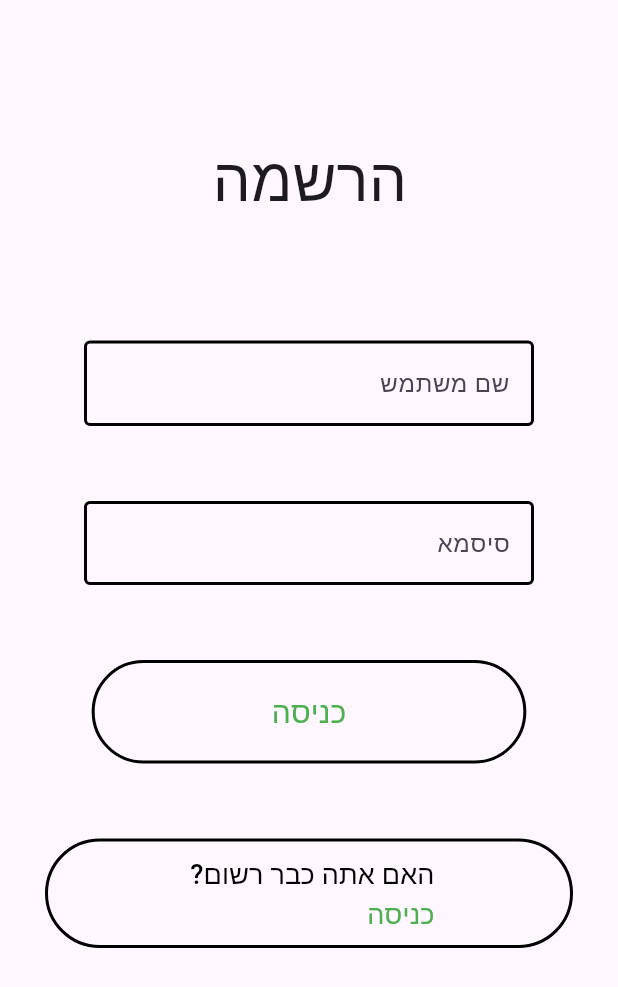
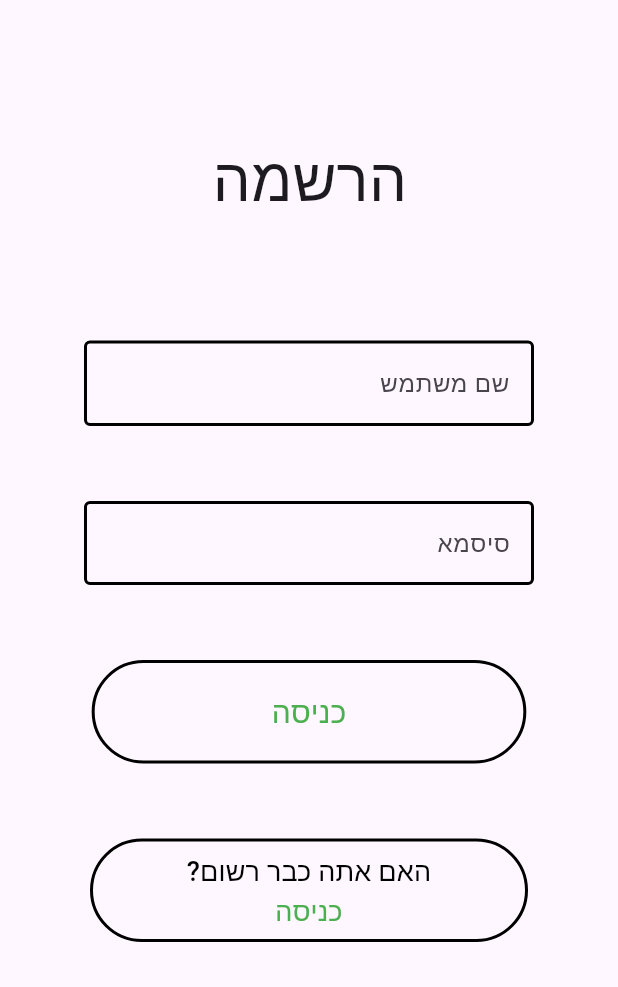
Before and after one commit to dorstern3/IronSwordsProject, a Flutter app: the screen it shows after launch, after a tap on an icon or button, on a phone screen of 412 x 824 dp. Shown: the top 987 px of the screen. Run offline on Flutter 3.47's test engine with Material 3 defaults, Android fonts, the phone set to English and light mode, and no system bars; our stand-ins replace firebase_auth, firebase_core; accounts and stored records are empty; network calls fail.

Commit message:
update 2

```diff
--- a/iron_swords/lib/widgets/login_field.dart
+++ b/iron_swords/lib/widgets/login_field.dart
@@ -67,9 +67,10 @@ class RegisterNavigate extends StatelessWidget {
   Widget build(BuildContext context) {
     return Directionality(
       textDirection: TextDirection.rtl,
+      child: Container(
+        padding: const EdgeInsets.only(left: 30, right: 30),
         child: TextButton(
           style: TextButton.styleFrom(
-          padding: const EdgeInsets.symmetric(vertical: 10, horizontal: 120),
             side: const BorderSide(
               color: Colors.black,
               width: 2,
@@ -83,6 +84,7 @@ class RegisterNavigate extends StatelessWidget {
           },
           child: const Center(
             child: Text.rich(
+              textAlign: TextAlign.center,
               TextSpan(
                 text: 'משתמש חדש? \n',
                 style: TextStyle(
@@ -102,6 +104,7 @@ class RegisterNavigate extends StatelessWidget {
             ),
           ),
         ),
+      ),
     );
   }
 }
--- a/iron_swords/lib/widgets/register_field.dart
+++ b/iron_swords/lib/widgets/register_field.dart
@@ -65,9 +65,10 @@ class LoginNavigate extends StatelessWidget {
   Widget build(BuildContext context) {
     return Directionality(
       textDirection: TextDirection.rtl,
+      child: Container(
+        padding: const EdgeInsets.only(left: 30, right: 30),
         child: TextButton(
           style: TextButton.styleFrom(
-          padding: const EdgeInsets.symmetric(vertical: 10, horizontal: 90),
             side: const BorderSide(
               color: Colors.black,
               width: 2,
@@ -78,6 +79,7 @@ class LoginNavigate extends StatelessWidget {
           },
           child: const Center(
             child: Text.rich(
+              textAlign: TextAlign.center,
               TextSpan(
                 text: 'האם אתה כבר רשום? \n',
                 style: TextStyle(
@@ -97,6 +99,7 @@ class LoginNavigate extends StatelessWidget {
             ),
           ),
         ),
+      ),
     );
   }
 }
```
Lines whose indentation alone changed are shown as unchanged.
